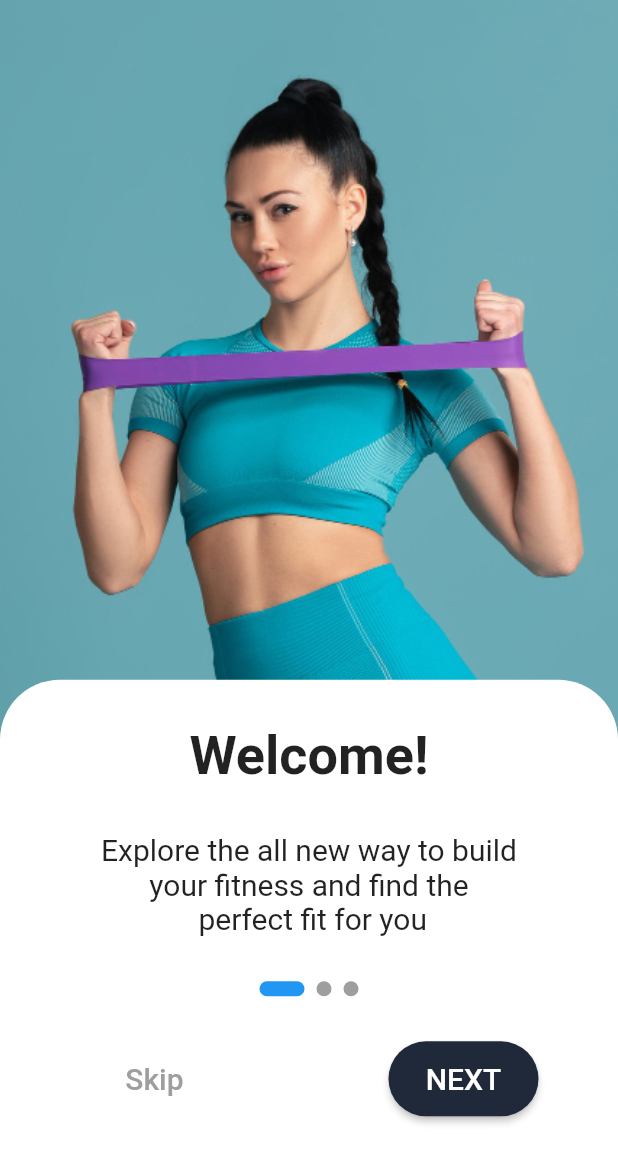
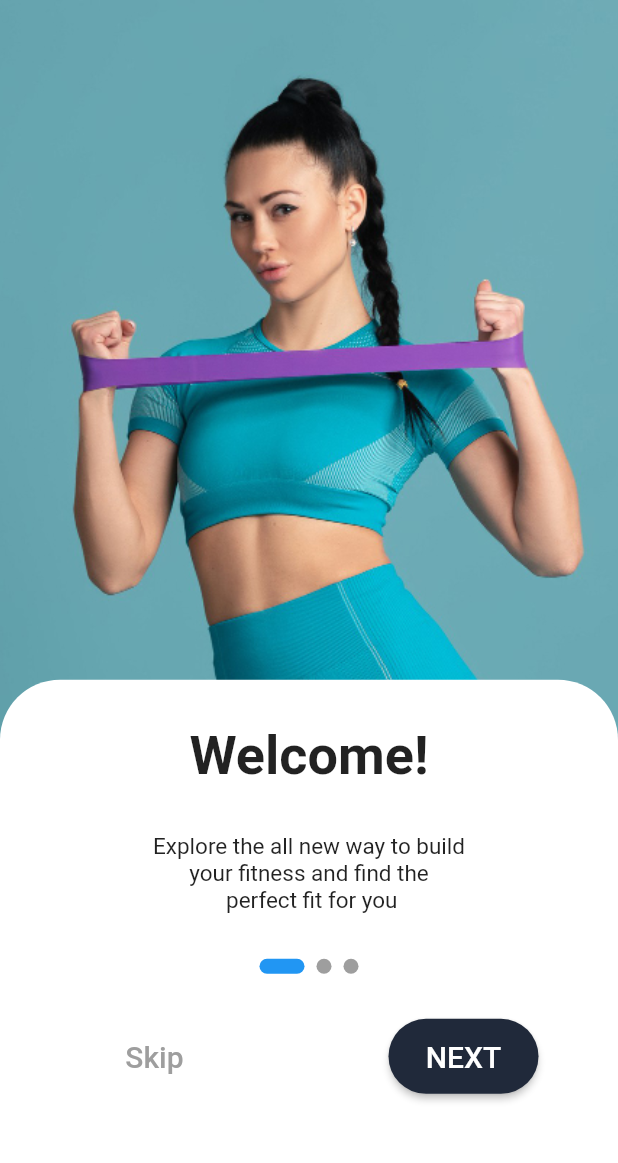
Before and after one commit to sosualfred/version_control_assignment, a Flutter app: the screen it shows after launch, on a phone screen of 412 x 824 dp. Shown: the top 1163 px of the screen. Run offline on Flutter 3.47's test engine with Material 2 defaults, Android fonts, the phone set to English and light mode, and no system bars; drawn by our look-alikes of smooth_page_indicator.

Commit message:
Reduce subheader size

```diff
--- a/lib/widgets/onboarding_header_text.dart
+++ b/lib/widgets/onboarding_header_text.dart
@@ -15,7 +15,7 @@ class OnboardingSubHeadingText extends StatelessWidget {
       children: [
         Text(
           content,
-          style: TextStyle(fontSize: 20),
+          style: TextStyle(fontSize: 15),
           textAlign: TextAlign.center,
         ),
       ],
```
